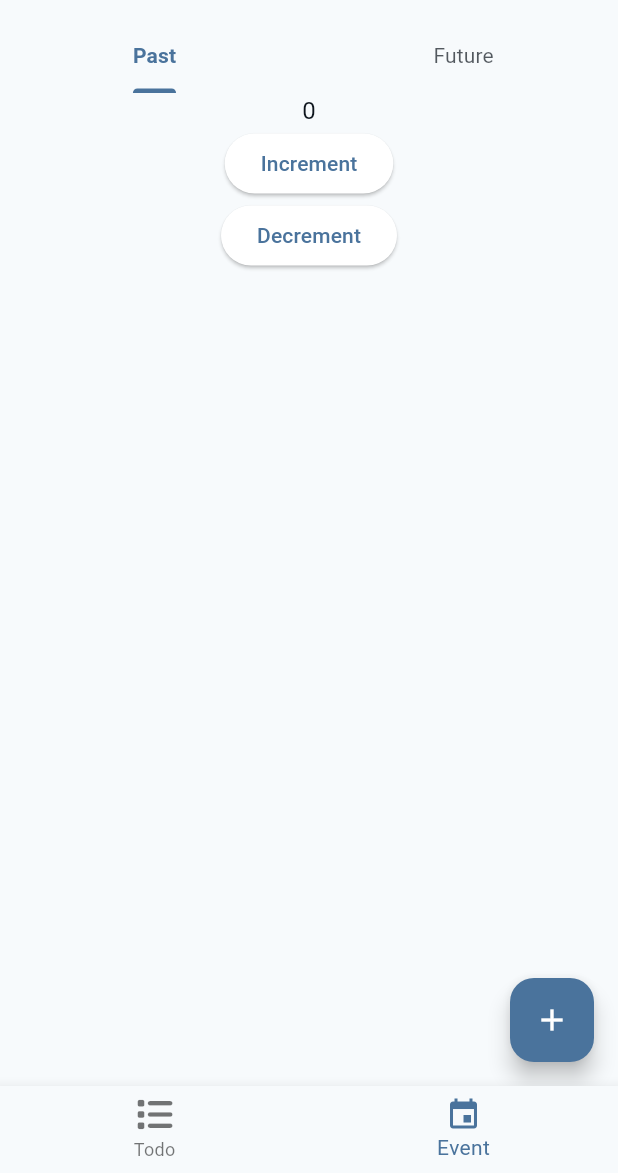
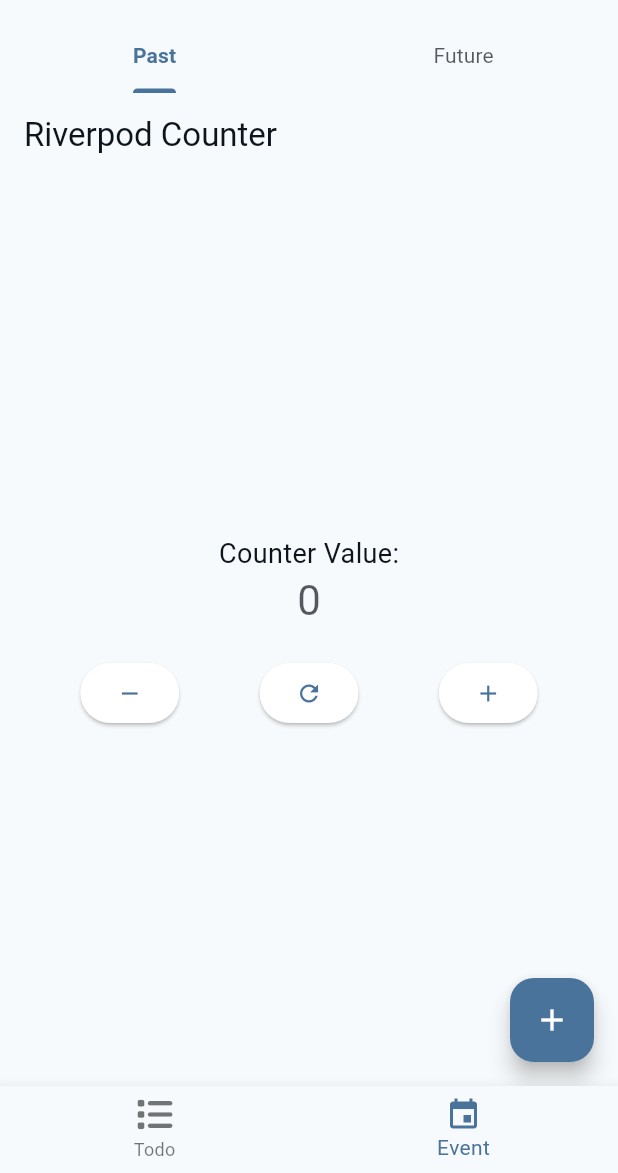
Before and after one commit to Hackim7200/ember_app, a Flutter app: the screen it shows after launch, item 2 of the bottom bar chosen, on a phone screen of 412 x 824 dp, the part 63-1236 px from its top. Run offline on Flutter 3.47's test engine with Material 3 defaults, Android fonts, the phone set to English and light mode, and no system bars; our stand-ins replace flutter_riverpod, font_awesome_flutter, riverpod_annotation; missing offline and left inert: amplify_api, amplify_auth_cognito, amplify_authenticator, amplify_core, amplify_flutter; generated files the repository leaves out were written again.

Commit message:
riverpod

```diff
--- /dev/null
+++ b/amplify_flutter_v2/lib/core/providers/info.txt
@@ -0,0 +1 @@
+only privider used by multiple classes
--- a/amplify_flutter_v2/lib/features/event/provicer/counter_provider.dart
+++ /dev/null
@@ -1,7 +0,0 @@
-import 'package:ember/features/event/model/counter_model.dart';
-import 'package:flutter_riverpod/flutter_riverpod.dart';
-
-// In features/event/providers/counter_provider.dart
-final counterProvider = ChangeNotifierProvider<CounterModel>((ref) {
-  return CounterModel(counter: 0);
-});
--- /dev/null
+++ b/amplify_flutter_v2/lib/features/event/provider/counter_provider.dart
@@ -0,0 +1,26 @@
+// feature/counter/provider/counter_provider.dart
+import 'package:riverpod_annotation/riverpod_annotation.dart';
+
+// This part directive tells the generator where to put the generated code
+part 'counter_provider.g.dart';
+
+@riverpod
+class Counter extends _$Counter {
+  @override
+  int build() {
+    // This is your initial state
+    return 0;
+  }
+
+  void increment() {
+    state = state + 1;
+  }
+
+  void decrement() {
+    state = state - 1;
+  }
+
+  void reset() {
+    state = 0;
+  }
+}
--- a/amplify_flutter_v2/lib/features/event/screens/past_section.dart
+++ b/amplify_flutter_v2/lib/features/event/screens/past_section.dart
@@ -1,35 +1,54 @@
-import 'package:ember/features/event/provicer/counter_provider.dart';
+// lib/pages/counter_page.dart
+import 'package:ember/features/event/provider/counter_provider.dart';
 import 'package:flutter/material.dart';
 import 'package:flutter_riverpod/flutter_riverpod.dart';
 
-class PastSection extends ConsumerStatefulWidget {
+
+class PastSection extends ConsumerWidget {
   const PastSection({super.key});
 
   @override
-  ConsumerState<PastSection> createState() => _PastSectionState();
-}
+  Widget build(BuildContext context, WidgetRef ref) {
+    // Watch the counter value
+    final counter = ref.watch(counterProvider);
 
-class _PastSectionState extends ConsumerState<PastSection> {
-  @override
-  Widget build(BuildContext context) {
-    final String value = ref.watch(counterProvider).counter.toString();
-
-    return Column(
-      children: [
-        Text(value),
-        ElevatedButton(
-          onPressed: () {
-            ref.read(counterProvider.notifier).increment();
-          },
-          child: const Text('Increment'),
+    return Scaffold(
+      appBar: AppBar(
+        title: const Text('Riverpod Counter'),
+      ),
+      body: Center(
+        child: Column(
+          mainAxisAlignment: MainAxisAlignment.center,
+          children: [
+            const Text(
+              'Counter Value:',
+              style: TextStyle(fontSize: 18),
+            ),
+            Text(
+              '$counter',
+              style: Theme.of(context).textTheme.headlineMedium,
+            ),
+            const SizedBox(height: 20),
+            Row(
+              mainAxisAlignment: MainAxisAlignment.spaceEvenly,
+              children: [
+                ElevatedButton(
+                  onPressed: () => ref.read(counterProvider.notifier).decrement(),
+                  child: const Icon(Icons.remove),
+                ),
+                ElevatedButton(
+                  onPressed: () => ref.read(counterProvider.notifier).reset(),
+                  child: const Icon(Icons.refresh),
+                ),
+                ElevatedButton(
+                  onPressed: () => ref.read(counterProvider.notifier).increment(),
+                  child: const Icon(Icons.add),
+                ),
+              ],
+            ),
+          ],
         ),
-        ElevatedButton(
-          onPressed: () {
-            ref.read(counterProvider.notifier).decrement();
-          },
-          child: const Text('Decrement'),
-        ),
-      ],
+      ),
     );
   }
 }
--- a/amplify_flutter_v2/lib/main.dart
+++ b/amplify_flutter_v2/lib/main.dart
@@ -17,7 +17,9 @@ Future<void> main() async {
 
     runApp(ProviderScope(child: const App()));
   } on AmplifyException catch (e) {
-    runApp(Text("Error configuring Amplify: ${e.message}"));
+    runApp(
+      ProviderScope(child: Text("Error configuring Amplify: ${e.message}")),
+    );
   }
 }
 
--- a/amplify_flutter_v2/pubspec.yaml
+++ b/amplify_flutter_v2/pubspec.yaml
@@ -25,14 +25,19 @@ dependencies:
   amplify_api: ^2.0.0
 
   flutter_riverpod: ^2.6.1
+  riverpod_annotation: ^2.3.0
 
 dev_dependencies:
   flutter_test:
     sdk: flutter
 
   flutter_lints: ^5.0.0 # Recommended lints
+
+  # riverpod
   custom_lint:
   riverpod_lint: ^2.6.5
+  riverpod_generator: ^2.3.0
+  build_runner: ^2.4.0
 
 # See https://dart.dev/tools/pub/pubspec for details
 
```
Also changed, not shown: amplify_flutter_v2/analysis_options.yaml (+5 -27 lines), amplify_flutter_v2/lib/features/event/model/counter_model.dart (deleted, +0 -18 lines), amplify_flutter_v2/lib/features/event/screens/future_section.dart (+14 -3 lines), amplify_flutter_v2/lib/features/event/provider/counter_provider.g.dart (added), amplify_flutter_v2/pubspec.lock.
